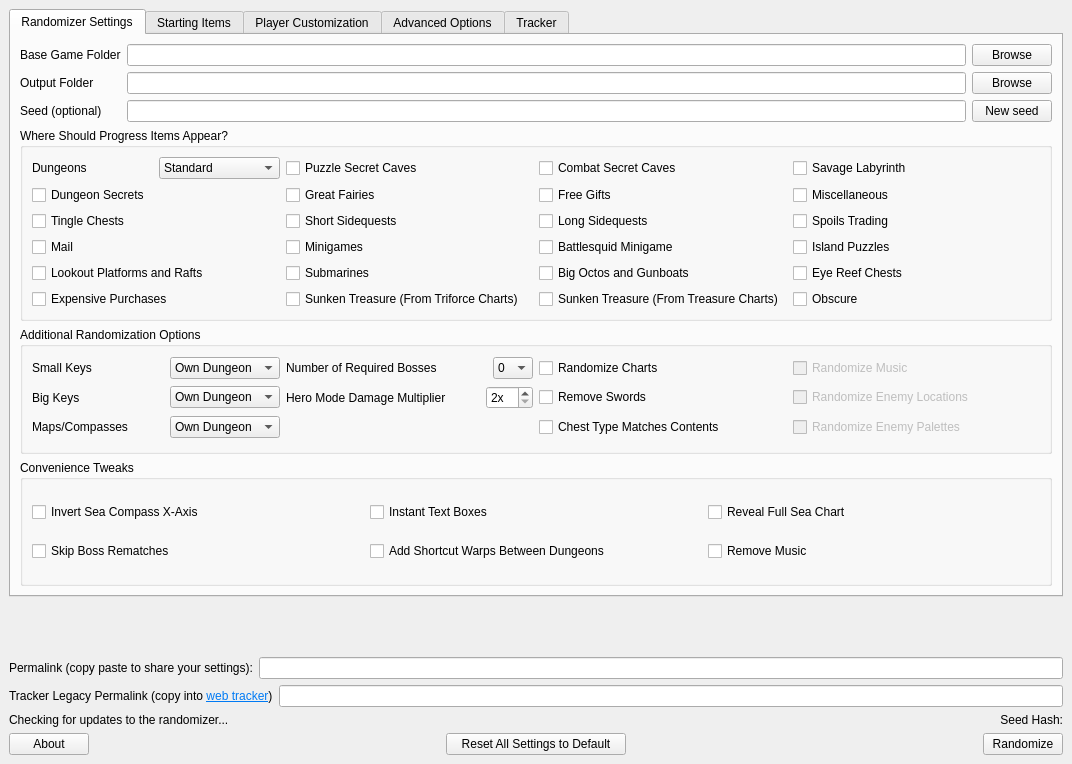
Above: gui/mainwindow.ui from SuperDude88/TWWHD-Randomizer before the change. Below: the same form after it.
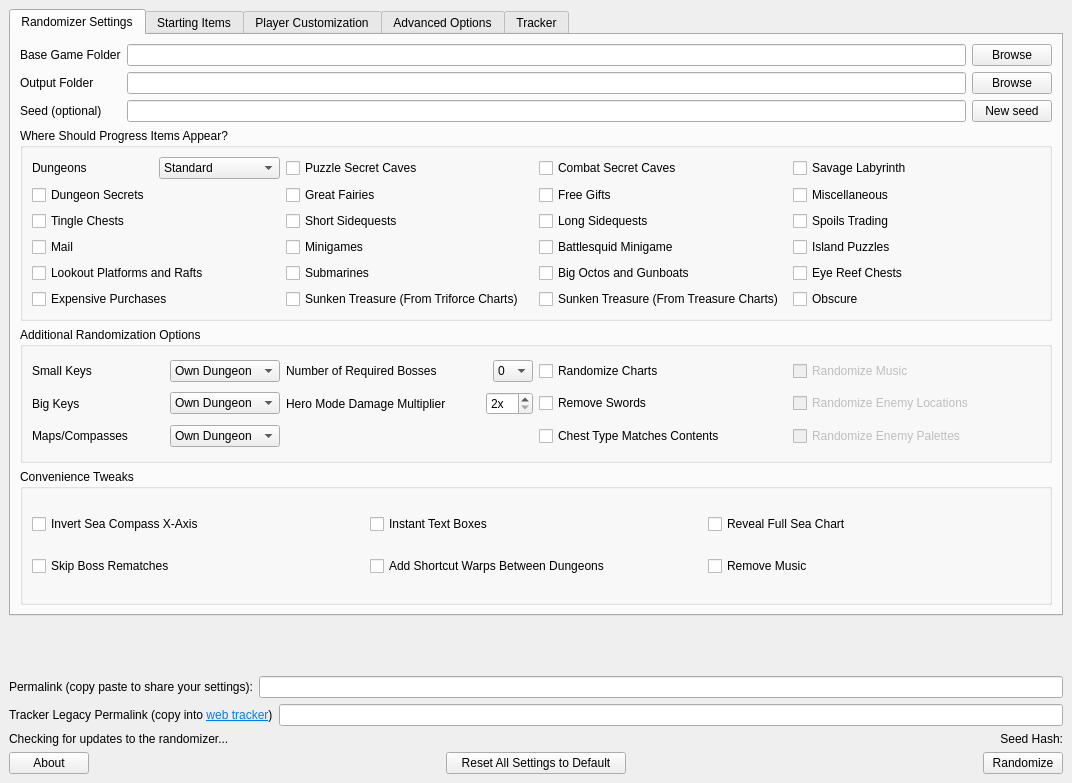
That is the form after the change.

Patch:
```diff
--- a/gui/mainwindow.ui
+++ b/gui/mainwindow.ui
@@ -7,7 +7,7 @@
     <x>0</x>
     <y>0</y>
     <width>1072</width>
-    <height>764</height>
+    <height>783</height>
    </rect>
   </property>
   <property name="sizePolicy">
@@ -35,7 +35,7 @@
          <x>0</x>
          <y>0</y>
          <width>1054</width>
-         <height>572</height>
+         <height>591</height>
         </rect>
        </property>
        <layout class="QVBoxLayout" name="verticalLayout_4">
@@ -598,7 +598,7 @@
                    </property>
                    <property name="maximumSize">
                     <size>
-                     <width>110</width>
+                     <width>16777215</width>
                      <height>16777215</height>
                     </size>
                    </property>
```
Left out of the diff: 287 changed lines with no effect on the pictures.
